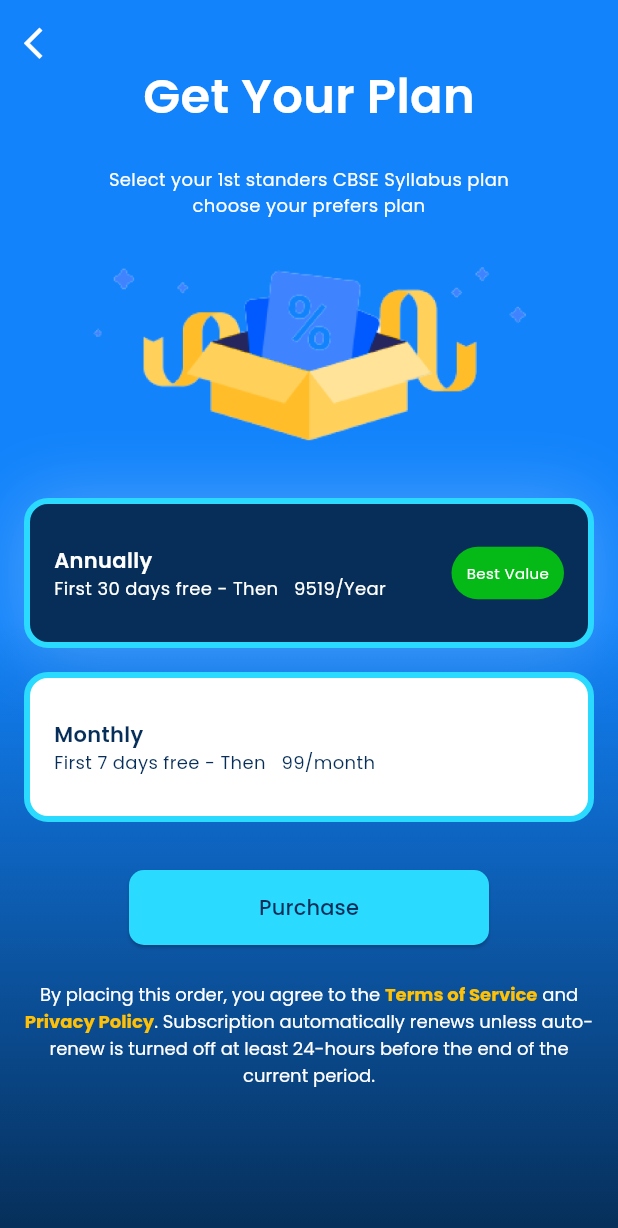
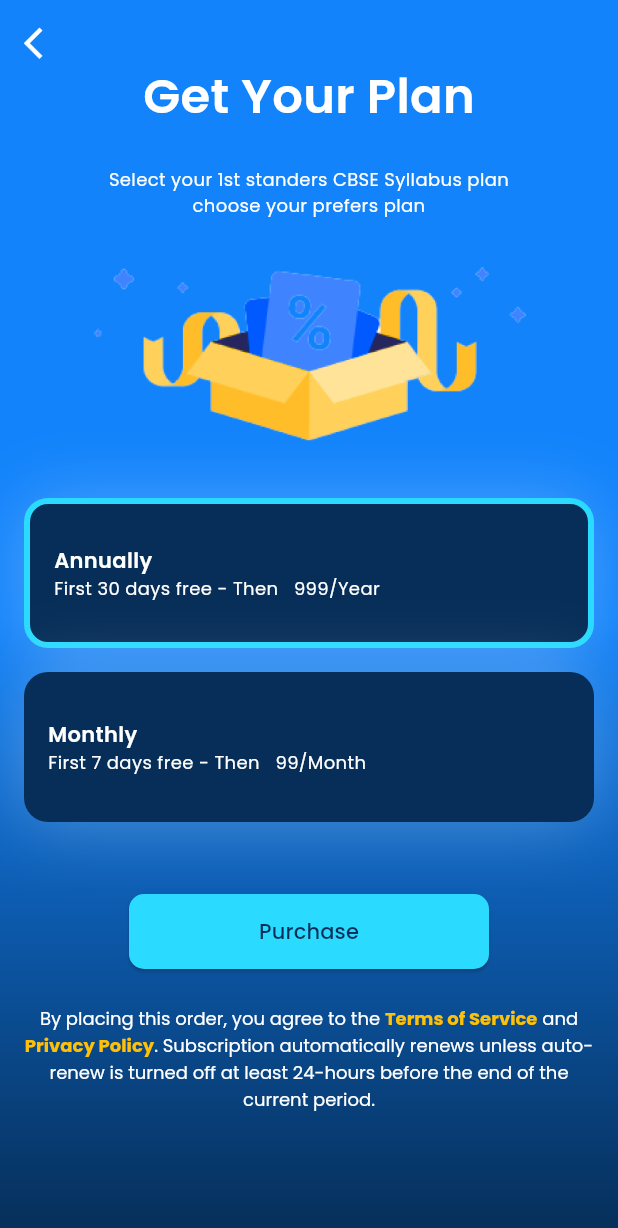
Before and after one commit to sayedali-2129/Chahele-Learning-App, a Flutter app: the SubscriptionScreen screen opened directly with empty values, on a phone screen of 412 x 824 dp. Shown: the top 1228 px of the screen. Run offline on Flutter 3.47's test engine with Material 3 defaults, Android fonts, the phone set to English and light mode, and no system bars; our stand-ins replace carousel_slider, cloud_firestore, confetti, country_code_picker, delayed_display, email_validator and 14 more; missing offline and left inert: flutter_file_downloader; accounts and stored records are empty; project files that could hold a hidden picture were left out.

Commit message:
subscription

```diff
--- a/lib/model/section_model.dart
+++ b/lib/model/section_model.dart
@@ -1,35 +1,24 @@
-import 'dart:convert';
-
-// ignore_for_file: public_member_api_docs, sort_constructors_first
 class SectionModel {
   String? id;
   String sectionName;
   String description;
   String videoUrl;
   String pdfUrl;
+  String stdId;
+  String medId;
+  String subId;
+  String chapterId;
   SectionModel({
     this.id,
     required this.sectionName,
     required this.description,
     required this.videoUrl,
     required this.pdfUrl,
+    required this.stdId,
+    required this.medId,
+    required this.subId,
+    required this.chapterId,
   });
-
-  SectionModel copyWith({
-    String? id,
-    String? sectionName,
-    String? description,
-    String? videoUrl,
-    String? pdfUrl,
-  }) {
-    return SectionModel(
-      id: id ?? this.id,
-      sectionName: sectionName ?? this.sectionName,
-      description: description ?? this.description,
-      videoUrl: videoUrl ?? this.videoUrl,
-      pdfUrl: pdfUrl ?? this.pdfUrl,
-    );
-  }
 
   Map<String, dynamic> toMap() {
     return <String, dynamic>{
@@ -38,6 +27,10 @@ class SectionModel {
       'description': description,
       'videoUrl': videoUrl,
       'pdfUrl': pdfUrl,
+      'stdId': stdId,
+      'medId': medId,
+      'subId': subId,
+      'chapterId': chapterId,
     };
   }
 
@@ -48,11 +41,34 @@ class SectionModel {
       description: map['description'] as String,
       videoUrl: map['videoUrl'] as String,
       pdfUrl: map['pdfUrl'] as String,
+      stdId: map['stdId'] as String,
+      medId: map['medId'] as String,
+      subId: map['subId'] as String,
+      chapterId: map['chapterId'] as String,
     );
   }
 
-  String toJson() => json.encode(toMap());
-
-  factory SectionModel.fromJson(String source) =>
-      SectionModel.fromMap(json.decode(source) as Map<String, dynamic>);
+  SectionModel copyWith({
+    String? id,
+    String? sectionName,
+    String? description,
+    String? videoUrl,
+    String? pdfUrl,
+    String? stdId,
+    String? medId,
+    String? subId,
+    String? chapterId,
+  }) {
+    return SectionModel(
+      id: id ?? this.id,
+      sectionName: sectionName ?? this.sectionName,
+      description: description ?? this.description,
+      videoUrl: videoUrl ?? this.videoUrl,
+      pdfUrl: pdfUrl ?? this.pdfUrl,
+      stdId: stdId ?? this.stdId,
+      medId: medId ?? this.medId,
+      subId: subId ?? this.subId,
+      chapterId: chapterId ?? this.chapterId,
+    );
+  }
 }
--- a/lib/view/choose_tab/subscription_screen.dart
+++ b/lib/view/choose_tab/subscription_screen.dart
@@ -15,7 +15,15 @@ class SubscriptionScreen extends StatefulWidget {
 }
 
 class _SubscriptionScreenState extends State<SubscriptionScreen> {
-  bool isSelected = false;
+  List planDuration = ["Annually", "Monthly"];
+  List planPrizing = [
+    "First 30 days free - Then   999/Year",
+    "First 7 days free - Then   99/Month"
+  ];
+
+  int selectedPlan = 0;
+
+  // bool isSelected = false;
   @override
   Widget build(BuildContext context) {
     final screenWidth = MediaQuery.of(context).size.width;
@@ -81,14 +89,30 @@ class _SubscriptionScreenState extends State<SubscriptionScreen> {
                   ),
                 ),
                 const Gap(24),
-                Container(
+
+                //plan container
+                ListView.separated(
+                  separatorBuilder: (context, index) => const Gap(16),
+                  physics: const NeverScrollableScrollPhysics(),
+                  shrinkWrap: true,
+                  itemCount: 2,
+                  itemBuilder: (context, index) => GestureDetector(
+                    onTap: () {
+                      setState(() {
+                        selectedPlan = index;
+                      });
+                    },
+                    child: Container(
                       height: 100,
                       width: screenWidth,
                       decoration: BoxDecoration(
                           borderRadius: BorderRadius.circular(16),
                           color: ConstantColors.headingBlue,
-                      border: Border.all(
-                          color: ConstantColors.lightBlueTheme, width: 4),
+                          border: selectedPlan == index
+                              ? Border.all(
+                                  color: ConstantColors.lightBlueTheme,
+                                  width: 4)
+                              : null,
                           boxShadow: [
                             BoxShadow(
                                 blurRadius: 40,
@@ -100,85 +124,52 @@ class _SubscriptionScreenState extends State<SubscriptionScreen> {
                         child: Row(
                           mainAxisAlignment: MainAxisAlignment.spaceBetween,
                           children: [
-                        const Column(
+                            Column(
                               mainAxisAlignment: MainAxisAlignment.center,
                               crossAxisAlignment: CrossAxisAlignment.start,
                               children: [
                                 Text(
-                              "Annually",
-                              style: TextStyle(
+                                  planDuration[index],
+                                  style: const TextStyle(
                                       color: ConstantColors.white,
                                       fontWeight: FontWeight.w600,
                                       fontSize: 14),
                                 ),
                                 Text(
-                              "First 30 days free - Then   9519/Year",
-                              style: TextStyle(
+                                  planPrizing[index],
+                                  style: const TextStyle(
                                       color: ConstantColors.white,
                                       fontWeight: FontWeight.w400,
                                       fontSize: 12),
                                 ),
                               ],
                             ),
-                        Container(
-                          height: 35,
-                          width: 75,
-                          decoration: BoxDecoration(
-                            color: ConstantColors.onlineDotGreen,
-                            borderRadius: BorderRadius.circular(18),
-                          ),
-                          child: const Center(
-                            child: Text(
-                              "Best Value",
-                              style: TextStyle(
-                                  color: ConstantColors.white, fontSize: 10),
-                            ),
-                          ),
-                        ),
+                            // Container(
+                            //   height: 35,
+                            //   width: 75,
+                            //   decoration: BoxDecoration(
+                            //     color: ConstantColors.onlineDotGreen,
+                            //     borderRadius: BorderRadius.circular(18),
+                            //   ),
+                            //   child: const Center(
+                            //     child: Text(
+                            //       "Best Value",
+                            //       style: TextStyle(
+                            //           color: ConstantColors.white,
+                            //           fontSize: 10),
+                            //     ),
+                            //   ),
+                            // ),
                           ],
                         ),
                       ),
                     ),
-                const Gap(16),
-                Container(
-                  height: 100,
-                  width: screenWidth,
-                  decoration: BoxDecoration(
-                    borderRadius: BorderRadius.circular(16),
-                    color: ConstantColors.white,
-                    border: Border.all(
-                        color: ConstantColors.lightBlueTheme, width: 4),
-                  ),
-                  child: const Padding(
-                    padding: EdgeInsets.all(16),
-                    child: Row(
-                      mainAxisAlignment: MainAxisAlignment.spaceBetween,
-                      children: [
-                        Column(
-                          mainAxisAlignment: MainAxisAlignment.center,
-                          crossAxisAlignment: CrossAxisAlignment.start,
-                          children: [
-                            Text(
-                              "Monthly",
-                              style: TextStyle(
-                                  color: ConstantColors.headingBlue,
-                                  fontWeight: FontWeight.w600,
-                                  fontSize: 14),
-                            ),
-                            Text(
-                              "First 7 days free - Then   99/month",
-                              style: TextStyle(
-                                  color: ConstantColors.headingBlue,
-                                  fontWeight: FontWeight.w400,
-                                  fontSize: 12),
-                            ),
-                          ],
-                        ),
-                      ],
                   ),
                 ),
-                ),
+                const Gap(16),
                 const Gap(32),
+
+                //purchase button
                 ButtonWidget(
                   buttonHeight: 50,
                   buttonWidth: 240,
@@ -196,6 +187,8 @@ class _SubscriptionScreenState extends State<SubscriptionScreen> {
                   },
                 ),
                 const Gap(24),
+
+                //terms and conditions
                 RichText(
                     textAlign: TextAlign.center,
                     text: const TextSpan(children: [
--- a/lib/view/home_tab/screens/chapter_list_screen.dart
+++ b/lib/view/home_tab/screens/chapter_list_screen.dart
@@ -48,8 +48,10 @@ class _ChapterListScreenState extends State<ChapterListScreen> {
                         Navigator.push(
                             context,
                             MaterialPageRoute(
-                              builder: (context) =>
-                                  SectionsScreen(index: index),
+                              builder: (context) => SectionsScreen(
+                                index: index,
+                                id: subjectProvider.chapterList[index].id!,
+                              ),
                             ));
                       },
                       child: ChapterListTile(
--- a/lib/view/home_tab/screens/chapter_sections_screen.dart
+++ b/lib/view/home_tab/screens/chapter_sections_screen.dart
@@ -17,8 +17,9 @@ import 'package:provider/provider.dart';
 import 'package:skeletonizer/skeletonizer.dart';
 
 class SectionsScreen extends StatefulWidget {
-  const SectionsScreen({super.key, required this.index});
+  const SectionsScreen({super.key, required this.index, required this.id});
   final int index;
+  final String id;
 
   @override
   State<SectionsScreen> createState() => _SectionsScreenState();
@@ -28,7 +29,8 @@ class _SectionsScreenState extends State<SectionsScreen> {
   @override
   void initState() {
     WidgetsBinding.instance.addPostFrameCallback((timeStamp) {
-      Provider.of<CourseProvider>(context, listen: false).fetchSections();
+      Provider.of<CourseProvider>(context, listen: false)
+          .fetchSections(widget.id);
     });
     super.initState();
   }
```
Also changed, not shown: lib/controller/course_provider.dart (+5 -2 lines), lib/view/authentication_screens/widgets/country_picker.dart (+37 -37 lines), lib/view/choose_tab/widgets/plan_dialogue_fields.dart (+19 -5 lines). Lines whose indentation alone changed are shown as unchanged.
